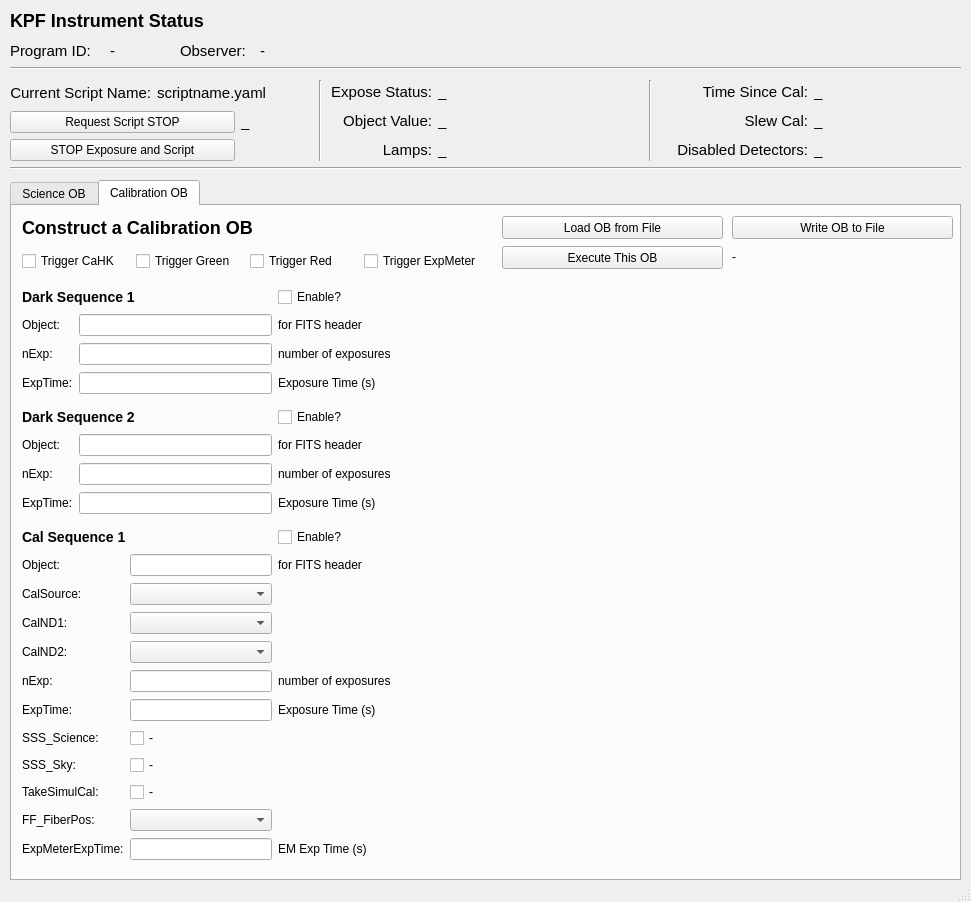
Before: the Qt Designer form kpf/OB_GUI/KPF_OB_GUI.ui in KeckObservatory/KPFTranslator, drawn with Qt 5.
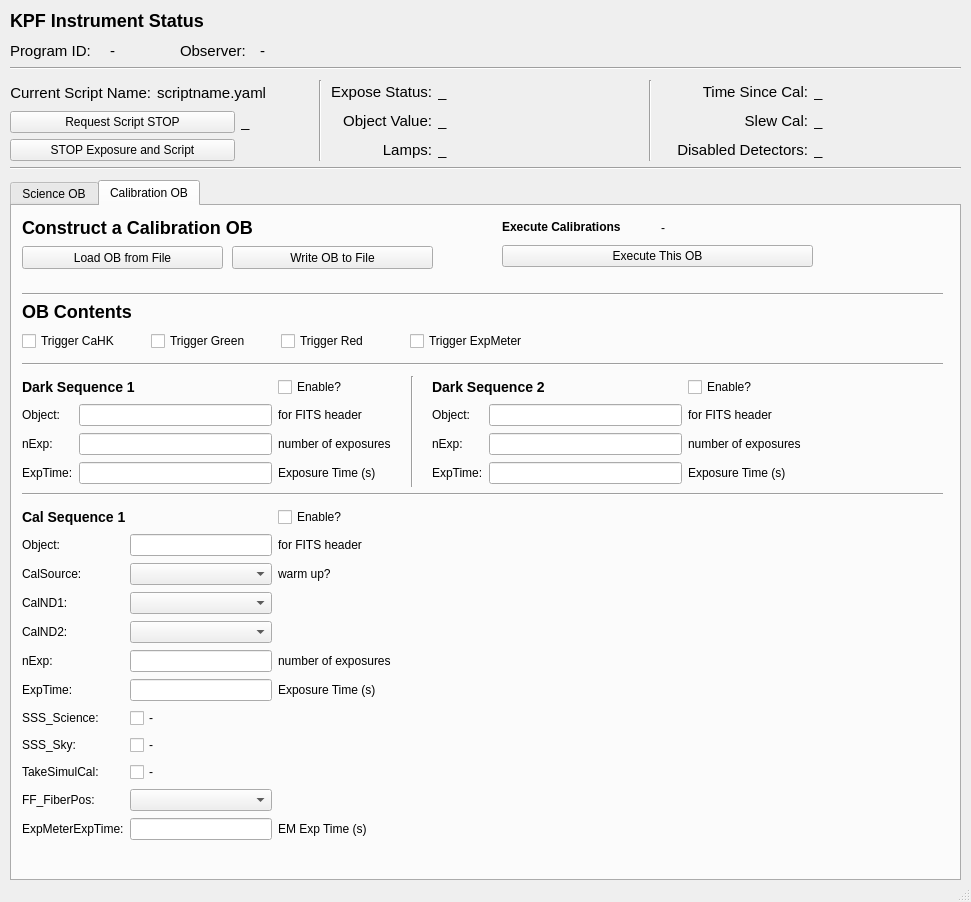
After: the same form once the commit is applied. The open tabs and pages were chosen to show the change.

Commit message: Improved layout of calibration OB + tweaks

What changed in the file:
```diff
--- a/kpf/OB_GUI/KPF_OB_GUI.ui
+++ b/kpf/OB_GUI/KPF_OB_GUI.ui
@@ -1141,9 +1141,9 @@
      <widget class="QPushButton" name="load_from_file_btn_for_cal">
       <property name="geometry">
        <rect>
-        <x>490</x>
-        <y>10</y>
-        <width>221</width>
+        <x>10</x>
+        <y>40</y>
+        <width>201</width>
         <height>23</height>
        </rect>
       </property>
@@ -1155,8 +1155,8 @@
       <property name="geometry">
        <rect>
         <x>10</x>
-        <y>40</y>
-        <width>460</width>
+        <y>120</y>
+        <width>511</width>
         <height>31</height>
        </rect>
       </property>
@@ -1201,7 +1201,7 @@
       <property name="geometry">
        <rect>
         <x>10</x>
-        <y>80</y>
+        <y>170</y>
         <width>369</width>
         <height>111</height>
        </rect>
@@ -1277,8 +1277,8 @@
      <widget class="QWidget" name="gridLayoutWidget_10">
       <property name="geometry">
        <rect>
-        <x>10</x>
-        <y>200</y>
+        <x>420</x>
+        <y>170</y>
         <width>369</width>
         <height>111</height>
        </rect>
@@ -1355,7 +1355,7 @@
       <property name="geometry">
        <rect>
         <x>10</x>
-        <y>320</y>
+        <y>300</y>
         <width>369</width>
         <height>341</height>
        </rect>
@@ -1525,33 +1525,24 @@
          </property>
         </widget>
        </item>
+       <item row="2" column="2">
+        <widget class="QLabel" name="warm_up_warning">
+         <property name="text">
+          <string>warm up?</string>
+         </property>
+        </widget>
+       </item>
       </layout>
      </widget>
-     <widget class="QPushButton" name="executeOB_for_cal">
-      <property name="geometry">
-       <rect>
-        <x>490</x>
-        <y>40</y>
-        <width>221</width>
-        <height>23</height>
-       </rect>
-      </property>
-      <property name="toolTip">
-       <string>Execute the OB as defined in the fields below.</string>
-      </property>
-      <property name="text">
-       <string>Execute This OB</string>
-      </property>
-     </widget>
      <widget class="QPushButton" name="write_to_file_btn_for_cal">
       <property name="enabled">
        <bool>true</bool>
       </property>
       <property name="geometry">
        <rect>
-        <x>720</x>
-        <y>10</y>
-        <width>221</width>
+        <x>220</x>
+        <y>40</y>
+        <width>201</width>
         <height>23</height>
        </rect>
       </property>
@@ -1559,17 +1550,105 @@
        <string>Write OB to File</string>
       </property>
      </widget>
-     <widget class="QLabel" name="CalOBDuration">
+     <widget class="QWidget" name="gridLayoutWidget_12">
       <property name="geometry">
        <rect>
-        <x>720</x>
-        <y>40</y>
-        <width>221</width>
-        <height>21</height>
+        <x>490</x>
+        <y>10</y>
+        <width>311</width>
+        <height>51</height>
+       </rect>
+      </property>
+      <layout class="QGridLayout" name="execute_layout_2">
+       <item row="0" column="1">
+        <widget class="QLabel" name="label_57">
+         <property name="text">
+          <string>&lt;html&gt;&lt;head/&gt;&lt;body&gt;&lt;h4 style=&quot; margin-top:12px; margin-bottom:12px; margin-left:0px; margin-right:0px; -qt-block-indent:0; text-indent:0px;&quot;&gt;&lt;span style=&quot; font-size:medium; font-weight:600;&quot;&gt;Execute Calibrations&lt;/span&gt;&lt;/h4&gt;&lt;/body&gt;&lt;/html&gt;</string>
+         </property>
+        </widget>
+       </item>
+       <item row="0" column="2">
+        <widget class="QLabel" name="CalOBDuration">
+         <property name="text">
+          <string>-</string>
+         </property>
+        </widget>
+       </item>
+       <item row="1" column="1" colspan="2">
+        <widget class="QPushButton" name="executeOB_for_cal">
+         <property name="toolTip">
+          <string>Execute the OB as defined in the fields below.</string>
+         </property>
+         <property name="text">
+          <string>Execute This OB</string>
+         </property>
+        </widget>
+       </item>
+      </layout>
+     </widget>
+     <widget class="Line" name="line_9">
+      <property name="geometry">
+       <rect>
+        <x>10</x>
+        <y>80</y>
+        <width>921</width>
+        <height>16</height>
+       </rect>
+      </property>
+      <property name="orientation">
+       <enum>Qt::Horizontal</enum>
+      </property>
+     </widget>
+     <widget class="QLabel" name="label_59">
+      <property name="geometry">
+       <rect>
+        <x>10</x>
+        <y>90</y>
+        <width>381</width>
+        <height>31</height>
        </rect>
       </property>
       <property name="text">
-       <string>-</string>
+       <string>&lt;h2&gt;OB Contents&lt;/h2&gt;</string>
+      </property>
+     </widget>
+     <widget class="Line" name="line_10">
+      <property name="geometry">
+       <rect>
+        <x>390</x>
+        <y>170</y>
+        <width>20</width>
+        <height>111</height>
+       </rect>
+      </property>
+      <property name="orientation">
+       <enum>Qt::Vertical</enum>
+      </property>
+     </widget>
+     <widget class="Line" name="line_11">
+      <property name="geometry">
+       <rect>
+        <x>10</x>
+        <y>150</y>
+        <width>921</width>
+        <height>16</height>
+       </rect>
+      </property>
+      <property name="orientation">
+       <enum>Qt::Horizontal</enum>
+      </property>
+     </widget>
+     <widget class="Line" name="line_12">
+      <property name="geometry">
+       <rect>
+        <x>10</x>
+        <y>280</y>
+        <width>921</width>
+        <height>16</height>
+       </rect>
+      </property>
+      <property name="orientation">
+       <enum>Qt::Horizontal</enum>
       </property>
      </widget>
     </widget>
```
Left out of the diff: 46 changed lines with no effect on the pictures. The commit also changes 1 other file.
